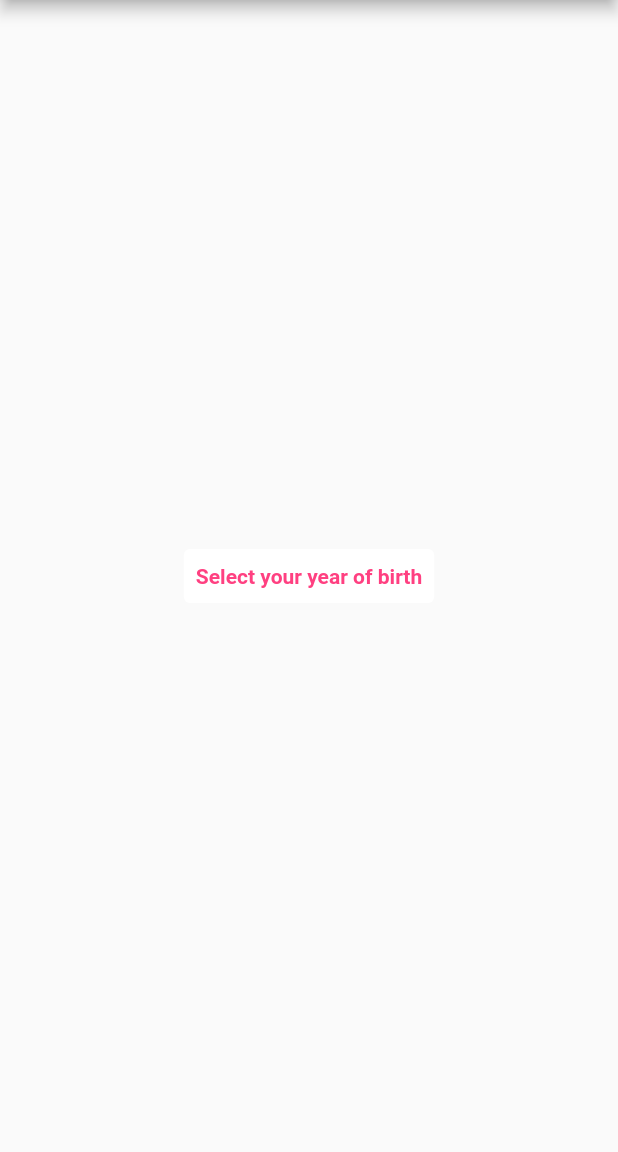
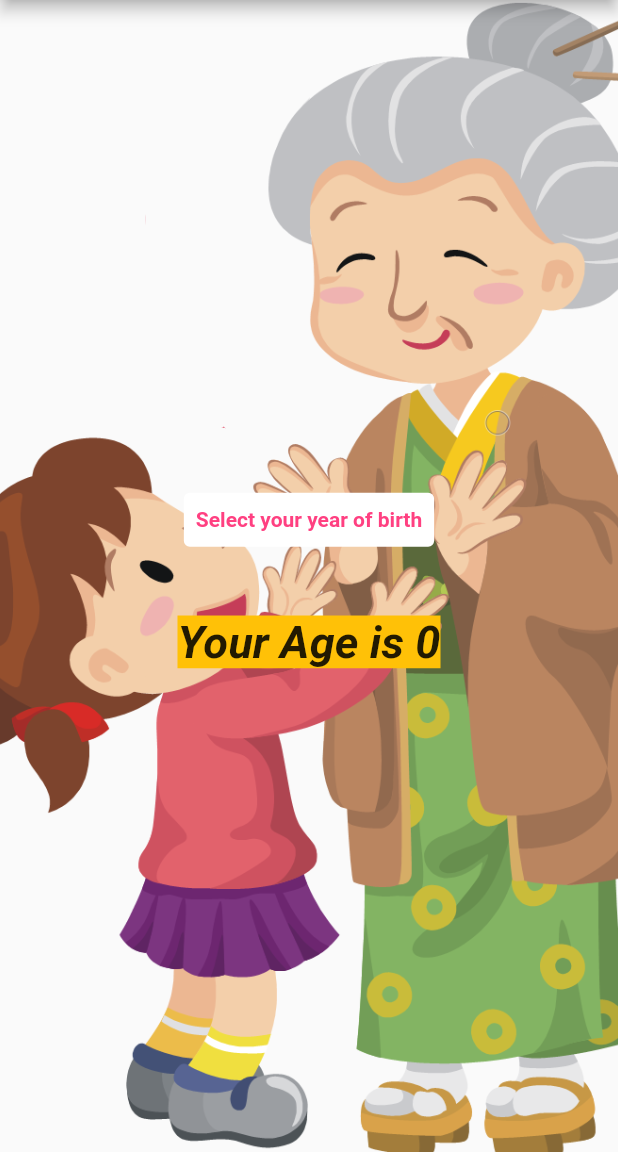
Before and after one commit to sushmita24680/AgeCalculator, a Flutter app: the screen it shows after launch, on a phone screen of 412 x 824 dp, the part 84-1236 px from its top. Run offline on Flutter 3.47's test engine with Material 2 defaults, Android fonts, the phone set to English and light mode, and no system bars.

Commit message:
styling page

```diff
--- a/lib/main.dart
+++ b/lib/main.dart
@@ -27,6 +27,7 @@ class _MyHomePageState extends State<MyHomePage>
 
   @override
   void dispose() {
+
     animationController.dispose();
     super.dispose();
   }
@@ -60,8 +61,14 @@ class _MyHomePageState extends State<MyHomePage>
         title: new Text("Age Calculator"),
       ),
       body:
-
-        Center(
+    Container(
+      decoration: BoxDecoration(
+        image: DecorationImage(
+          image:AssetImage("assets/images/age.png"),
+          fit: BoxFit.cover,
+           )
+           ),
+        child:Center(
         child: new Column(
           mainAxisAlignment: MainAxisAlignment.center,
           children: <Widget>[
@@ -80,11 +87,25 @@ class _MyHomePageState extends State<MyHomePage>
               onPressed: _showPicker,
 
             ),
+            new Padding(
+              padding: const EdgeInsets.all(20.0),
+            ),
+            new AnimatedBuilder(
+              animation: animation,
+              builder: (context, child) => new Text(
+                    "Your Age is ${animation.value.toStringAsFixed(0)}",
+                    style: new TextStyle(
+                        fontSize: 30.0,
+                        backgroundColor: Colors.amber,
+                        fontWeight: FontWeight.bold,
+                        fontStyle: FontStyle.italic),
 
+                  ),
+            )
           ],
         ),
       ),
-
+    ),
 
     );
   }
```
